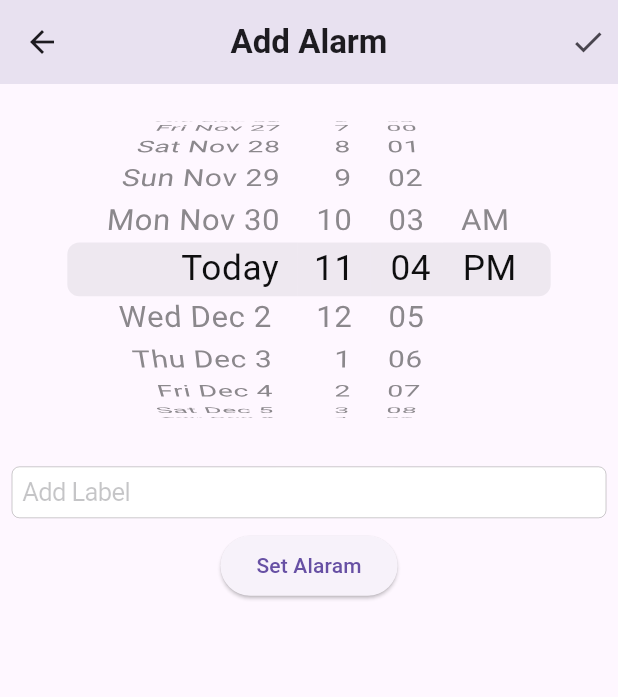
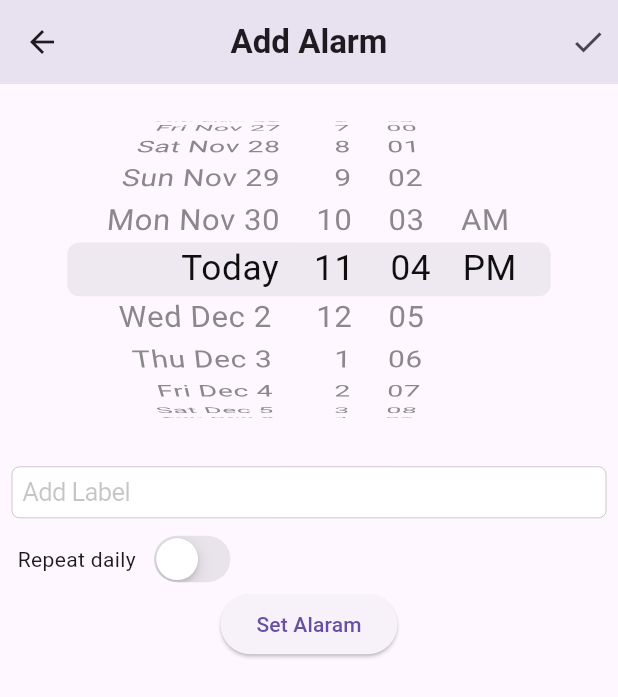
Before and after one commit to adwinlamsal/Alaram_Clock_With_Notifications, a Flutter app: the screen it shows after launch, after a tap on the "add" icon, on a phone screen of 412 x 824 dp. Shown: the top 697 px of the screen. Run offline on Flutter 3.47's test engine with Material 3 defaults, Android fonts, the light colour scheme and no system bars; our stand-ins replace shared_preferences.

Commit message:
ui updated

```diff
--- a/lib/Model/Model.dart
+++ b/lib/Model/Model.dart
@@ -1,13 +1,33 @@
-class model {
+import 'dart:convert';
 
+Model modelFromJson(String str) => Model.fromJson(json.decode(str));
 
-String ? label;
+String modelToJson(Model data) => json.encode(data.toJson());
 
-DateTime  dateTime;
+class Model {
+    String ? label;
+    String ? dateTime;
+    bool check;
+    String ? when;
 
-bool check;
+    Model({
+        required this.label,
+        required this.dateTime,
+        required this.check,
+        required this.when,
+    });
 
+    factory Model.fromJson(Map<String, dynamic> json) => Model(
+        label: json["label"],
+        dateTime: json["dateTime"],
+        check: json["check"],
+        when: json["when"],
+    );
 
-model(this.label,this.dateTime,this.check);
-
+    Map<String, dynamic> toJson() => {
+        "label": label,
+        "dateTime": dateTime,
+        "check": check,
+        "when": when,
+    };
 }
--- a/lib/Provider/Provier.dart
+++ b/lib/Provider/Provier.dart
@@ -1,17 +1,23 @@
+import 'dart:convert';
+
 import 'package:alaram/Model/Model.dart';
 import 'package:flutter/cupertino.dart';
+import 'package:shared_preferences/shared_preferences.dart';
+
 
 class alarmprovider extends ChangeNotifier{
 
+late SharedPreferences preferences;
 
+List<Model> modelist=[];
 
-List<model> modelist=[];
+List<String> listofstring=[];
 
 
 
-SetAlaram(String label,DateTime dateTime,bool check){
+SetAlaram(String label,String dateTime,bool check,String repeat){
 
-modelist.add(model(label, dateTime,check));
+modelist.add(Model(label: label, dateTime: dateTime, check: check, when: repeat));
 notifyListeners();
 
 
@@ -28,8 +34,28 @@ notifyListeners();
 
 
 
+GetData()async{
+
+preferences=await SharedPreferences.getInstance();
+
+    List<String>? cominglist = await preferences.getStringList("data");
+
+    modelist = cominglist!.map((e) => Model.fromJson(json.decode(e))).toList();
+notifyListeners();
+
+}
 
 
 
 
+
+SetData(){
+
+
+listofstring = modelist.map((e) => json.encode(e.toJson())).toList();
+preferences.setStringList("data", listofstring);
+
+notifyListeners();
+
 }
+}
--- a/lib/Screen/Add_Alarm.dart
+++ b/lib/Screen/Add_Alarm.dart
@@ -2,6 +2,7 @@ import 'package:alaram/Provider/Provier.dart';
 import 'package:flutter/cupertino.dart';
 import 'package:flutter/material.dart';
 import 'package:provider/provider.dart';
+import 'package:intl/intl.dart';
 
 class AddAlarm extends StatefulWidget {
   const AddAlarm({super.key});
@@ -13,11 +14,15 @@ class AddAlarm extends StatefulWidget {
 class _AddAlaramState extends State<AddAlarm> {
   late TextEditingController controller;
 
-  DateTime? dateTime;
+  String? dateTime;
+  bool repeat = false;
+
+  String? name = "none";
 
   @override
   void initState() {
     controller = TextEditingController();
+    context.read<alarmprovider>().GetData();
     super.initState();
   }
 
@@ -49,9 +54,11 @@ class _AddAlaramState extends State<AddAlarm> {
                 child: CupertinoDatePicker(
               showDayOfWeek: true,
               minimumDate: DateTime.now(),
-              dateOrder: DatePickerDateOrder.ydm,
+              dateOrder: DatePickerDateOrder.dmy,
               onDateTimeChanged: (va) {
-                dateTime = va;
+                dateTime = DateFormat().add_jms().format(va);
+
+                print(dateTime);
               },
             )),
           ),
@@ -64,12 +71,35 @@ class _AddAlaramState extends State<AddAlarm> {
                   controller: controller,
                 )),
           ),
+          Row(
+            children: [
+              Padding(
+                padding: const EdgeInsets.all(8.0),
+                child: Text(" Repeat daily"),
+              ),
+              CupertinoSwitch(
+                value: repeat,
+                onChanged: (bool value) {
+                  repeat = value;
 
+                  if (repeat == false) {
+                    name = "none";
+                  } else {
+                    name = "Everyday";
+                  }
+
+                  setState(() {});
+                },
+              ),
+            ],
+          ),
           ElevatedButton(
               onPressed: () {
                 context
                     .read<alarmprovider>()
-                    .SetAlaram(controller.text, dateTime!, false);
+                    .SetAlaram(controller.text, dateTime!, true, name!);
+
+                context.read<alarmprovider>().SetData();
 
                 Navigator.pop(context);
               },
--- a/lib/main.dart
+++ b/lib/main.dart
@@ -1,5 +1,6 @@
 import 'dart:async';
 
+import 'package:alaram/Model/Model.dart';
 import 'package:alaram/Provider/Provier.dart';
 import 'package:alaram/Screen/Add_Alarm.dart';
 import 'package:flutter/cupertino.dart';
@@ -32,12 +33,12 @@ class _MyAppState extends State<MyApp> {
     });
 
     super.initState();
+
+    context.read<alarmprovider>().GetData();
   }
 
   @override
   Widget build(BuildContext context) {
-
-
     return Scaffold(
       backgroundColor: Color(0xFFEEEFF5),
       appBar: AppBar(
@@ -57,7 +58,7 @@ class _MyAppState extends State<MyApp> {
         ),
         centerTitle: true,
       ),
-      body: Column(
+      body: ListView(
         children: [
           Container(
             decoration: BoxDecoration(
@@ -77,8 +78,7 @@ class _MyAppState extends State<MyApp> {
                   color: Colors.white),
             )),
           ),
-          Consumer<alarmprovider>(
-            builder: (context,alarm,child) {
+          Consumer<alarmprovider>(builder: (context, alarm, child) {
             return Container(
               height: MediaQuery.of(context).size.height * 0.7,
               child: ListView.builder(
@@ -102,33 +102,50 @@ class _MyAppState extends State<MyApp> {
                                   mainAxisAlignment:
                                       MainAxisAlignment.spaceBetween,
                                   children: [
+                                    Row(
+                                      children: [
                                         Text(
-                                        DateFormat().add_jms().format(
-                                              alarm.modelist[index].dateTime,
-                                            ),
+                                          alarm.modelist[index].dateTime!,
                                           style: TextStyle(
                                               fontWeight: FontWeight.bold,
                                               fontSize: 16,
                                               color: Colors.black),
                                         ),
+                                        Padding(
+                                          padding:
+                                              const EdgeInsets.only(left: 8.0),
+                                          child: Text("|" +
+                                              alarm.modelist[index].label
+                                                  .toString()),
+                                        ),
+                                      ],
+                                    ),
                                     CupertinoSwitch(
                                         value: alarm.modelist[index].check,
                                         onChanged: (v) {
+                                          print(v);
+
                                           alarm.CheckAlarm(index, v);
+
+                                          print(alarm.modelist[index].check);
                                         }),
                                   ],
                                 ),
-                                  Text("Daily")
+                                Row(
+                                  children: [
+                                    Text(alarm.modelist[index].when!),
+                                    Icon(Icons.delete),
+                                  ],
+                                )
                               ],
                             ),
                           ),
                         ));
                   }),
             );
-            }
-          ),
-          Expanded(
-            child: Container(
+          }),
+          Container(
+            height: MediaQuery.of(context).size.height * 0.1,
             decoration: BoxDecoration(
                 borderRadius: BorderRadius.only(
                     topLeft: Radius.circular(30),
@@ -149,7 +166,6 @@ class _MyAppState extends State<MyApp> {
                   )),
             )),
           ),
-          ),
         ],
       ),
     );
--- a/pubspec.yaml
+++ b/pubspec.yaml
@@ -48,6 +48,8 @@ dev_dependencies:
   flutter_lints: ^2.0.0
   intl: ^0.18.1
   provider:
+  shared_preferences: ^2.2.2
+  timestamp_to_string: ^0.0.1
 # For information on the generic Dart part of this file, see the
 # following page: https://dart.dev/tools/pub/pubspec
 
```
Also changed, not shown: pubspec.lock, 7 other files. Lines whose indentation alone changed are shown as unchanged.
